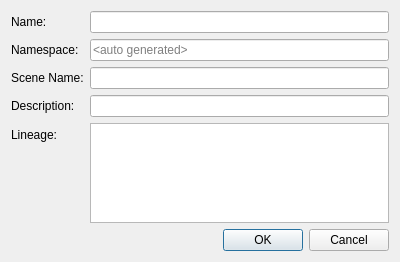
Above: common/include/tesseract_qt/common/widgets/create_child_component_info_dialog.ui from tesseract-robotics/tesseract_qt before the change. Below: the same form after it.
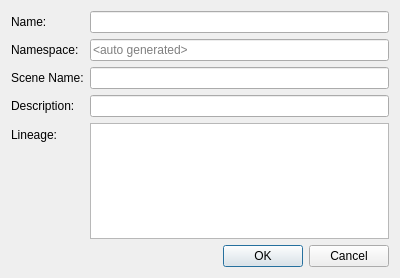
That is the form after the change.

```diff
--- a/common/include/tesseract_qt/common/widgets/create_child_component_info_dialog.ui
+++ b/common/include/tesseract_qt/common/widgets/create_child_component_info_dialog.ui
@@ -7,7 +7,7 @@
     <x>0</x>
     <y>0</y>
     <width>400</width>
-    <height>262</height>
+    <height>278</height>
    </rect>
   </property>
   <property name="windowTitle">
```
